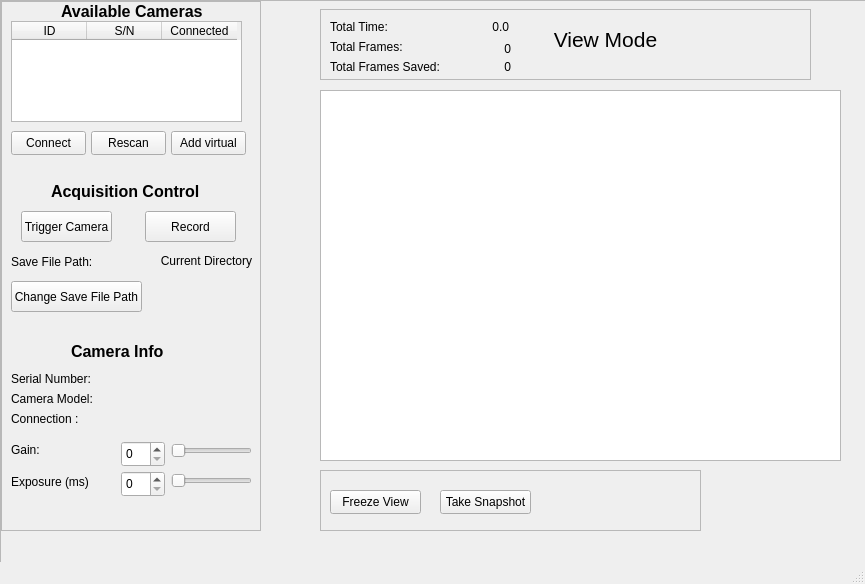
This is src/mainwindow.ui in paulmthompson/CameraViewer as Qt 5 draws it before an edit. The edited form follows.
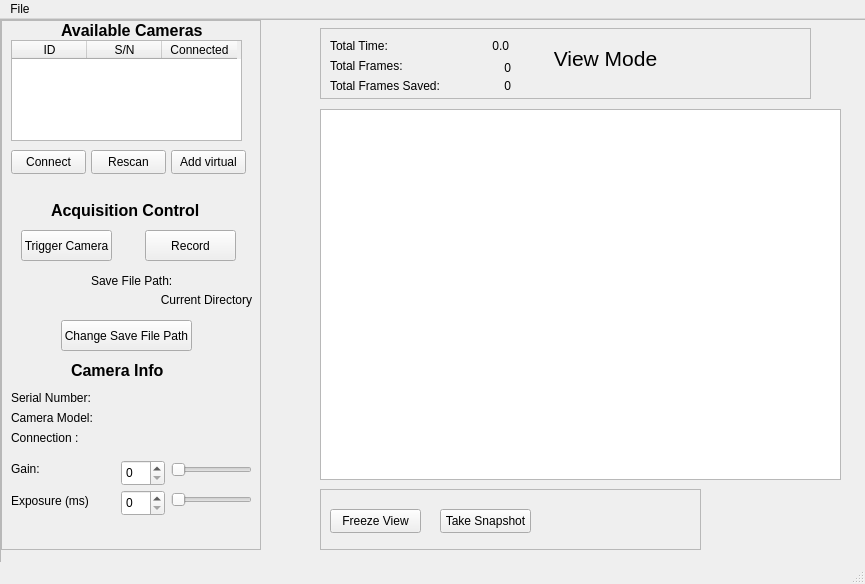
This is the edited form.

Commit message: get configuration file name

Patch:
```diff
--- a/src/mainwindow.ui
+++ b/src/mainwindow.ui
@@ -328,7 +328,7 @@
         <widget class="QLabel" name="label_10">
          <property name="geometry">
           <rect>
-           <x>10</x>
+           <x>90</x>
            <y>80</y>
            <width>91</width>
            <height>21</height>
@@ -341,9 +341,9 @@
         <widget class="QLabel" name="save_path_label">
          <property name="geometry">
           <rect>
-           <x>100</x>
-           <y>80</y>
-           <width>151</width>
+           <x>10</x>
+           <y>100</y>
+           <width>241</width>
            <height>20</height>
           </rect>
          </property>
@@ -357,8 +357,8 @@
         <widget class="QPushButton" name="change_save_button">
          <property name="geometry">
           <rect>
-           <x>10</x>
-           <y>110</y>
+           <x>60</x>
+           <y>130</y>
            <width>131</width>
            <height>31</height>
           </rect>
@@ -711,6 +711,13 @@
      <height>22</height>
     </rect>
    </property>
+   <widget class="QMenu" name="menuFile">
+    <property name="title">
+     <string>File</string>
+    </property>
+    <addaction name="actionLoad_Configuration"/>
+   </widget>
+   <addaction name="menuFile"/>
   </widget>
   <widget class="QStatusBar" name="statusbar"/>
  </widget>
```
Left out of the diff: 5 changed lines with no effect on the pictures. The commit also changes 2 other files.
